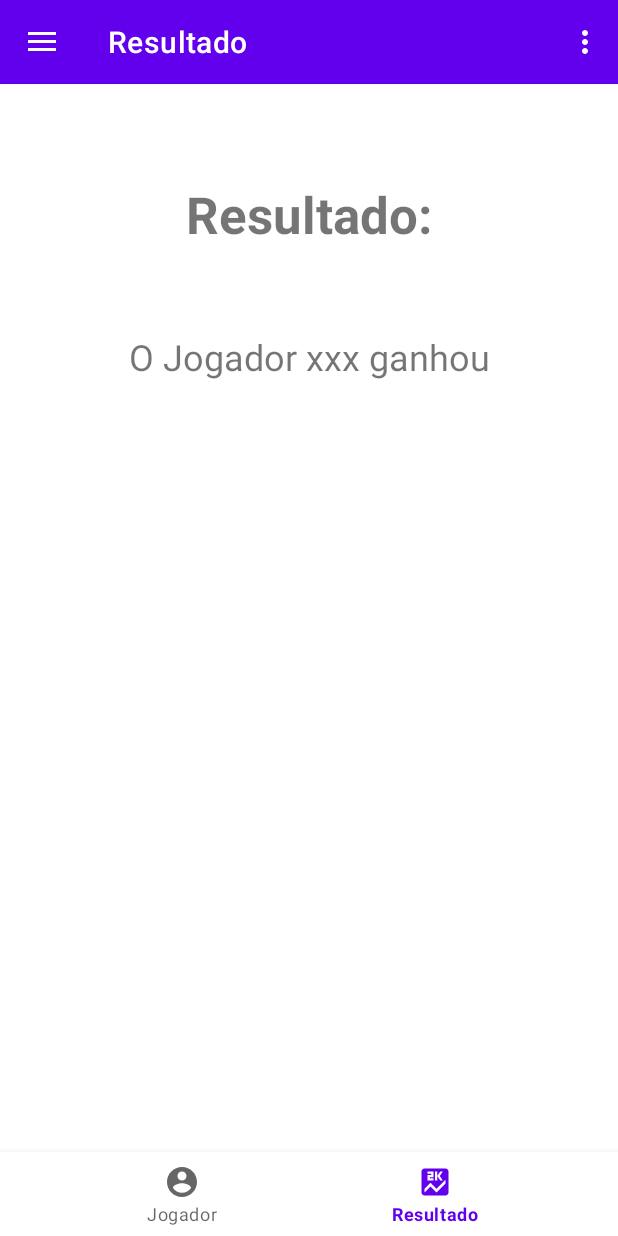
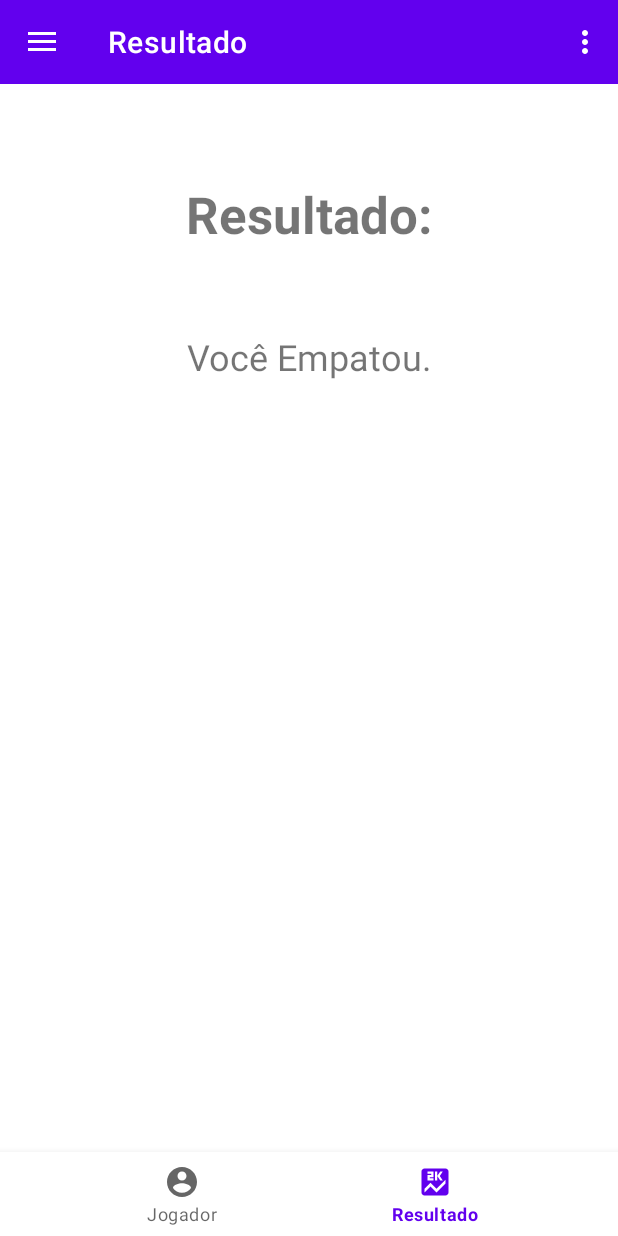
Before and after one commit to ANDR3LU1Z-dot/Jokenpo, an Android app: the ResultFragment screen opened through its navigation route, item 2 of the bottom bar chosen, on a phone screen of 412 x 824 dp. Run offline under Robolectric (Android 15) with nearby library versions, the phone set to English and light mode, and no system bars; our stand-ins replace navigation-ui.

Commit message:
Implementada todas as regras de negócio

```diff
--- a/app/src/main/java/com/example/jokenpo/MainActivity.kt
+++ b/app/src/main/java/com/example/jokenpo/MainActivity.kt
@@ -1,6 +1,7 @@
 package com.example.jokenpo
 
 import android.os.Bundle
+import android.util.Log
 import android.view.View
 import android.widget.AdapterView
 import android.widget.EditText
@@ -67,7 +68,30 @@ class MainActivity : AppCompatActivity(), AdapterView.OnItemSelectedListener {
 
         setupActionBarWithNavController(navController, appBarConfiguration)
         navDrawer.setupWithNavController(navController)
+        navDrawer.setNavigationItemSelectedListener{
+            when(it.itemId){
+                R.id.resultFragment -> {
+                    val args = Bundle()
+                    args.putString("currentPlay", currentPlay)
+                    navController.navigate(it.itemId, args)
+                }
+                else -> navController.navigate(it.itemId)
+            }
+            true
+        }
+
         bottomNav.setupWithNavController(navController)
+        bottomNav.setOnItemSelectedListener {
+            when(it.itemId){
+                R.id.resultFragment -> {
+                    val args = Bundle()
+                    args.putString("currentPlay", currentPlay)
+                    navController.navigate(it.itemId, args)
+                }
+                else -> navController.navigate(it.itemId)
+            }
+            true
+        }
 
 
     }
@@ -80,27 +104,27 @@ class MainActivity : AppCompatActivity(), AdapterView.OnItemSelectedListener {
 
     override fun onStart() {
         super.onStart()
-//        Log.d("Lifecycle", "onStart")
+        Log.d("Lifecycle", "onStart")
     }
 
     override fun onResume() {
         super.onResume()
-//        Log.d("Lifecycle", "onResume")
+        Log.d("Lifecycle", "onResume")
     }
 
     override fun onPause() {
         super.onPause()
-//        Log.d("Lifecycle", "onPause")
+        Log.d("Lifecycle", "onPause")
     }
 
     override fun onStop() {
         super.onStop()
-//        Log.d("Lifecycle", "onStop")
+        Log.d("Lifecycle", "onStop")
     }
 
     override fun onDestroy() {
         super.onDestroy()
-//        Log.d("Lifecycle", "onDestroy")
+        Log.d("Lifecycle", "onDestroy")
     }
 
 
@@ -113,6 +137,7 @@ class MainActivity : AppCompatActivity(), AdapterView.OnItemSelectedListener {
         return navController.navigateUp(appBarConfiguration) || super.onSupportNavigateUp()
     }
 
+    //Tratamento para os itens selecionados no spinner
     override fun onItemSelected(p0: AdapterView<*>?, view: View?, position: Int, id: Long) {
         val plays = resources.getStringArray(R.array.available_plays_array)
         currentPlay = plays[position]
--- a/app/src/main/java/com/example/jokenpo/ResultFragment.kt
+++ b/app/src/main/java/com/example/jokenpo/ResultFragment.kt
@@ -2,6 +2,7 @@ package com.example.jokenpo
 
 import android.os.Bundle
 import android.view.*
+import android.widget.TextView
 import androidx.fragment.app.Fragment
 import androidx.navigation.fragment.findNavController
 import androidx.navigation.ui.onNavDestinationSelected
@@ -12,6 +13,8 @@ import com.example.jokenpo.databinding.FragmentResultBinding
 class ResultFragment : Fragment() {
     private lateinit var root: View
     private lateinit var resultBinding: FragmentResultBinding
+    private lateinit var engine: JokenpoEngine
+    private lateinit var resultText: TextView
 
 
     override fun onCreateView(
@@ -19,6 +22,17 @@ class ResultFragment : Fragment() {
         savedInstanceState: Bundle?
     ): View? {
         resultBinding = FragmentResultBinding.inflate(inflater, container, false)
+        engine = JokenpoEngine(resources.getStringArray(R.array.available_plays_array))
+
+        val currentPlay = arguments?.getString("currentPlay")
+        resultText = resultBinding.txtJogadorVencedor
+
+
+        currentPlay?.let {
+            updateResultText(currentPlay)
+        }
+
+
         // Inflate the layout for this fragment
         setHasOptionsMenu(true)
         root = resultBinding.root
@@ -26,6 +40,16 @@ class ResultFragment : Fragment() {
         //Observador do ciclo de vida dessa Fragment
         lifecycle.addObserver(CustomObserver())
         return root
+    }
+
+    private fun updateResultText(currentPlay: String){
+        val resultGame = engine.calculateResult(currentPlay)
+
+        resultText.text = when(resultGame){
+            Result.WIN -> "Você Ganhou! :)"
+            Result.LOSS -> "Você Perdeu :("
+            else -> "Você Empatou."
+        }
     }
 
     @Deprecated("Deprecated in Java")
```
